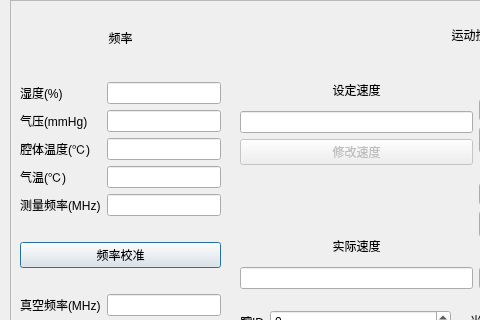
wzmsykk/QT_modbus_vna_cavity_phase_control, file ui/main_dlg.ui: the form before one commit; both pictures show x 0 to 480 and y 0 to 320 of the 800 by 600 pixel window.
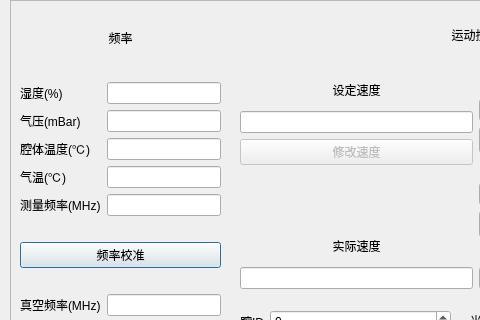
The form after the commit.

The edit to the form file:
```diff
--- a/ui/main_dlg.ui
+++ b/ui/main_dlg.ui
@@ -88,7 +88,7 @@
        <item row="1" column="0">
         <widget class="QLabel" name="label_2">
          <property name="text">
-          <string>气压(mmHg)</string>
+          <string>气压(mBar)</string>
          </property>
         </widget>
        </item>
```
